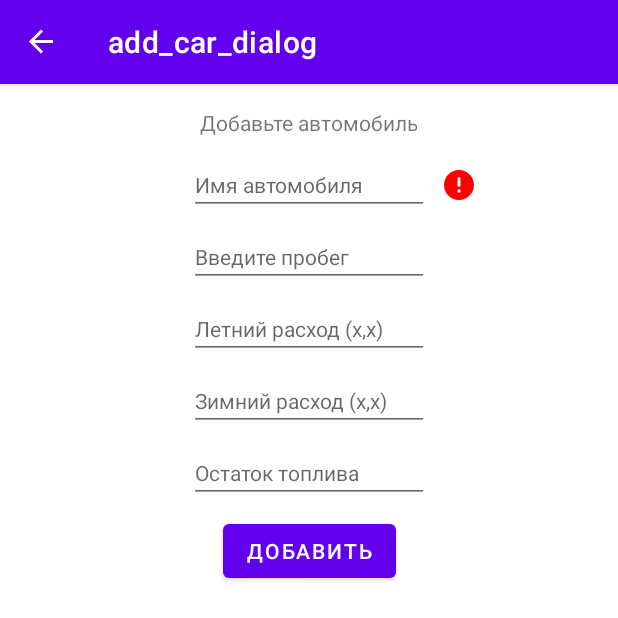
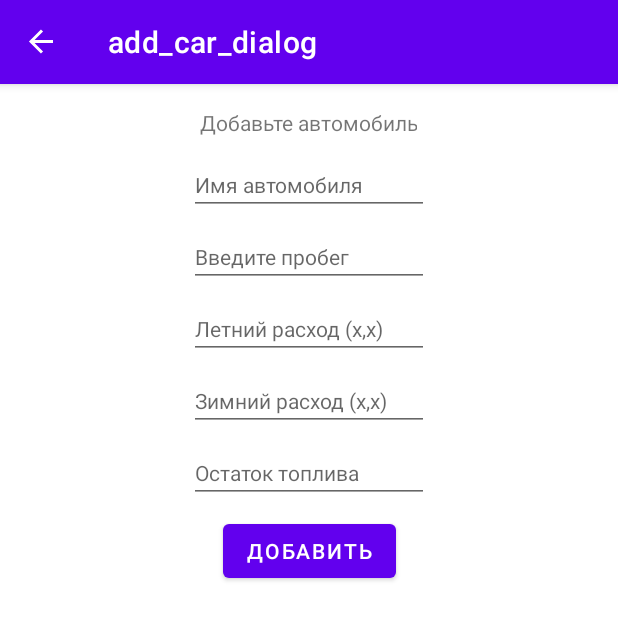
Before and after one commit to ge0graff/waybill, an Android app: the AddCarDialogFragment screen opened through its navigation route, on a phone screen of 412 x 824 dp, the top half of it. Run offline under Robolectric (Android 15) with nearby library versions, the phone set to English and light mode, and no system bars; our stand-ins replace Dagger/Hilt's generated code, navigation-ui.

Commit message:
Waybill 1.0.2

```diff
--- a/app/src/main/java/com/example/waybill/presentation/ui/dialogs/AddCarDialogFragment.kt
+++ b/app/src/main/java/com/example/waybill/presentation/ui/dialogs/AddCarDialogFragment.kt
@@ -2,16 +2,11 @@ package com.example.waybill.presentation.ui.dialogs
 
 import android.os.Bundle
 import android.view.View
-import androidx.core.widget.addTextChangedListener
 import androidx.fragment.app.DialogFragment
 import androidx.fragment.app.viewModels
-import androidx.lifecycle.lifecycleScope
 import com.example.waybill.R
 import com.example.waybill.databinding.AddCarDialogBinding
-import com.example.waybill.presentation.utils.exhaustive
-import com.google.android.material.snackbar.Snackbar
 import dagger.hilt.android.AndroidEntryPoint
-import kotlinx.coroutines.flow.collect
 
 @AndroidEntryPoint
 class AddCarDialogFragment(): DialogFragment(R.layout.add_car_dialog) {
@@ -23,57 +18,102 @@ class AddCarDialogFragment(): DialogFragment(R.layout.add_car_dialog) {
 
         val binding = AddCarDialogBinding.bind(view)
 
+        val edCarName = binding.edCarName.text
+        val edCarMileage = binding.edCarMileage.text
+        val edConsumptionSummer = binding.edConsumptionSummer.text
+        val edConsumptionWinter = binding.edConsumptionWinter.text
+        val edFuelValue = binding.edFuelValue.text
+
+
+        fun onVisible (view: View){
+            view.visibility = View.VISIBLE
+        }
+        fun onInvisible (view: View){
+            view.visibility = View.INVISIBLE
+        }
 
         binding.apply {
             btAddCar.setOnClickListener {
+                if(edCarName.isBlank()) {
+                onVisible(imCarNameError)
+                }else{
+                    onInvisible(imCarNameError)
+                }
+                if(edCarMileage.isBlank()) {
+                    onVisible(imCarMileageError)
+                }else{
+                    onInvisible(imCarMileageError)
+                }
+                if(edConsumptionSummer.isBlank()) {
+                    onVisible(imCarCsError)
+                }else{
+                    onInvisible(imCarCsError)
+                }
+                if(edConsumptionWinter.isBlank()) {
+                    onVisible(imCarCwError)
+                }else{
+                    onInvisible(imCarCwError)
+                }
+                if(edFuelValue.isBlank()) {
+                    onVisible(imFuelValueError)
+                }else{
+                    onInvisible(imFuelValueError)
+                }
+
                 viewModel.onSaveClick()
             }
-            edCarName.addTextChangedListener {
-                viewModel.carName = it.toString()
-            }
-            edCarMileage.addTextChangedListener {
-                viewModel.carMileage = it.toString()
-            }
-            edConsumptionSummer.addTextChangedListener {
-                viewModel.consumptionSummer = it.toString()
-            }
-            edConsumptionWinter.addTextChangedListener {
-                viewModel.consumptionWinter = it.toString()
-            }
-            edFuelValue.addTextChangedListener {
-                viewModel.fuelValue = it.toString()
-            }
+
+//            edCarName.addTextChangedListener {
+//                viewModel.carName = it.toString()
+//            }
+//            edCarMileage.addTextChangedListener {
+//                viewModel.carMileage = it.toString()
+//            }
+//            edConsumptionSummer.addTextChangedListener {
+//                viewModel.consumptionSummer = it.toString()
+//            }
+//            edConsumptionWinter.addTextChangedListener {
+//                viewModel.consumptionWinter = it.toString()
+//            }
+//            edFuelValue.addTextChangedListener {
+//                viewModel.fuelValue = it.toString()
+//            }
         }
 
-        viewLifecycleOwner.lifecycleScope.launchWhenStarted {
-            viewModel.addEditCarEvent.collect { event ->
-                when (event) {
-                    is AddCarDialogViewModel.AddEditCarEvent.ShowInvalidInputCarNameMessage -> {
-                        binding.edCarName.setText(event.msg)
-                    }
-                    is AddCarDialogViewModel.AddEditCarEvent.ShowInvalidInputCarMileageMessage -> {
-                        binding.edCarMileage.setText(event.msg)
-                    }
-                    is AddCarDialogViewModel.AddEditCarEvent.ShowInvalidInputConsumptionSummerMessage -> {
-                        binding.edConsumptionSummer.setText(event.msg)
-                    }
-                    is AddCarDialogViewModel.AddEditCarEvent.ShowInvalidInputConsumptionWinterMessage -> {
-                        binding.edConsumptionWinter.setText(event.msg)
-                    }
-                    is AddCarDialogViewModel.AddEditCarEvent.ShowInvalidInputFuelValueMessage -> {
-                        binding.edFuelValue.setText(event.msg)
-                    }
-                    is AddCarDialogViewModel.AddEditCarEvent.DismissDialog -> {
-                        Snackbar.make(requireView(), "Автомобиль добавлен", Snackbar.LENGTH_LONG).show()
-                        dismiss()
-                    }
-                }.exhaustive
-            }
-        }
+
+
+//        viewLifecycleOwner.lifecycleScope.launchWhenStarted {
+//            viewModel.addEditCarEvent.collect { event ->
+//                when (event) {
+//                    is AddCarDialogViewModel.AddEditCarEvent.ShowInvalidInputCarNameMessage -> {
+//                        if(event.boolean){
+//                            binding.imCarNameError.visibility = View.VISIBLE
+//                        }
+//                        if(!event.boolean){
+//                            binding.imCarNameError.visibility = View.INVISIBLE
+//                        }
+//                    }
+//                    is AddCarDialogViewModel.AddEditCarEvent.ShowInvalidInputCarMileageMessage -> {
+//                        binding.edCarMileage.setText(event.msg)
+//                    }
+//                    is AddCarDialogViewModel.AddEditCarEvent.ShowInvalidInputConsumptionSummerMessage -> {
+//                        binding.edConsumptionSummer.setText(event.msg)
+//                    }
+//                    is AddCarDialogViewModel.AddEditCarEvent.ShowInvalidInputConsumptionWinterMessage -> {
+//                        binding.edConsumptionWinter.setText(event.msg)
+//                    }
+//                    is AddCarDialogViewModel.AddEditCarEvent.ShowInvalidInputFuelValueMessage -> {
+//                        binding.edFuelValue.setText(event.msg)
+//                    }
+//                    is AddCarDialogViewModel.AddEditCarEvent.DismissDialog -> {
+//                        Snackbar.make(requireView(), "Автомобиль добавлен", Snackbar.LENGTH_LONG).show()
+//                        dismiss()
+//                    }
+//                }.exhaustive
+//            }
+//        }
     }
 }
-
-
 
 //        val car = Car(null, ed_car_name.text.toString(), ed_car_mileage.text.toString(),
 //            ed_consumption_summer.text.toString(), ed_consumption_winter.text.toString(),
--- a/app/src/main/res/layout/add_car_dialog.xml
+++ b/app/src/main/res/layout/add_car_dialog.xml
@@ -113,9 +113,58 @@
         android:layout_height="wrap_content"
         android:layout_marginStart="8dp"
         android:src="@drawable/ic_baseline_error_24"
+        android:visibility="invisible"
         app:layout_constraintBottom_toBottomOf="@+id/ed_car_name"
         app:layout_constraintStart_toEndOf="@+id/ed_car_name"
         app:layout_constraintTop_toTopOf="@+id/ed_car_name"
-        tools:visibility="gone" />
+        tools:visibility="invisible" />
+
+    <ImageView
+        android:id="@+id/im_car_mileage_error"
+        android:layout_width="wrap_content"
+        android:layout_height="wrap_content"
+        android:layout_marginStart="8dp"
+        android:src="@drawable/ic_baseline_error_24"
+        android:visibility="invisible"
+        app:layout_constraintBottom_toBottomOf="@+id/ed_car_mileage"
+        app:layout_constraintStart_toEndOf="@+id/ed_car_mileage"
+        app:layout_constraintTop_toTopOf="@+id/ed_car_mileage"
+        tools:visibility="invisible" />
+
+    <ImageView
+        android:id="@+id/im_car_cs_error"
+        android:layout_width="wrap_content"
+        android:layout_height="wrap_content"
+        android:layout_marginStart="8dp"
+        android:src="@drawable/ic_baseline_error_24"
+        android:visibility="invisible"
+        app:layout_constraintBottom_toBottomOf="@+id/ed_consumption_summer"
+        app:layout_constraintStart_toEndOf="@+id/ed_consumption_summer"
+        app:layout_constraintTop_toTopOf="@+id/ed_consumption_summer"
+        tools:visibility="invisible" />
+
+    <ImageView
+        android:id="@+id/im_car_cw_error"
+        android:layout_width="wrap_content"
+        android:layout_height="wrap_content"
+        android:layout_marginStart="8dp"
+        android:src="@drawable/ic_baseline_error_24"
+        android:visibility="invisible"
+        app:layout_constraintBottom_toBottomOf="@+id/ed_consumption_winter"
+        app:layout_constraintStart_toEndOf="@+id/ed_consumption_winter"
+        app:layout_constraintTop_toTopOf="@+id/ed_consumption_winter"
+        tools:visibility="invisible" />
+
+    <ImageView
+        android:id="@+id/im_fuel_value_error"
+        android:layout_width="wrap_content"
+        android:layout_height="wrap_content"
+        android:layout_marginStart="8dp"
+        android:src="@drawable/ic_baseline_error_24"
+        android:visibility="invisible"
+        app:layout_constraintBottom_toBottomOf="@+id/ed_fuel_value"
+        app:layout_constraintStart_toEndOf="@+id/ed_fuel_value"
+        app:layout_constraintTop_toTopOf="@+id/ed_fuel_value"
+        tools:visibility="invisible" />
 
 </androidx.constraintlayout.widget.ConstraintLayout>
```
Also changed, not shown: app/src/main/java/com/example/waybill/presentation/ui/dialogs/AddCarDialogViewModel.kt (+27 -38 lines).
